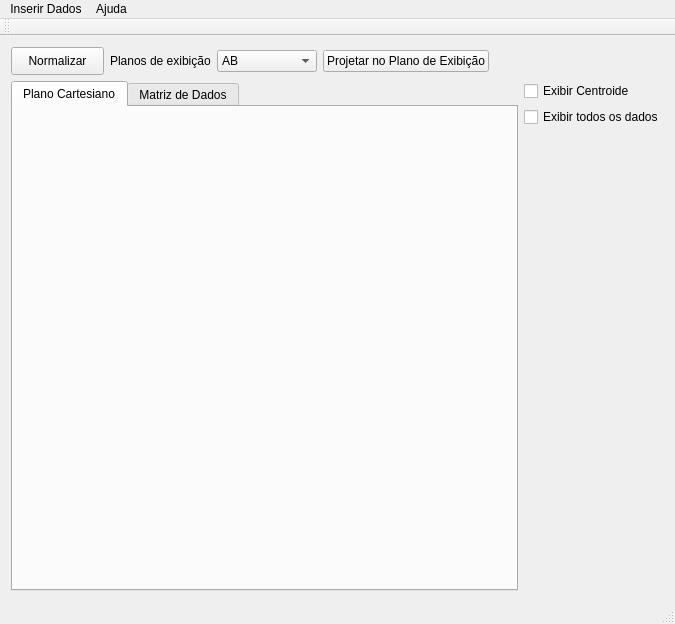
Qt form CG-DimRedu/mainwindow.ui (Leo98/CG-dimRedu) before a commit.
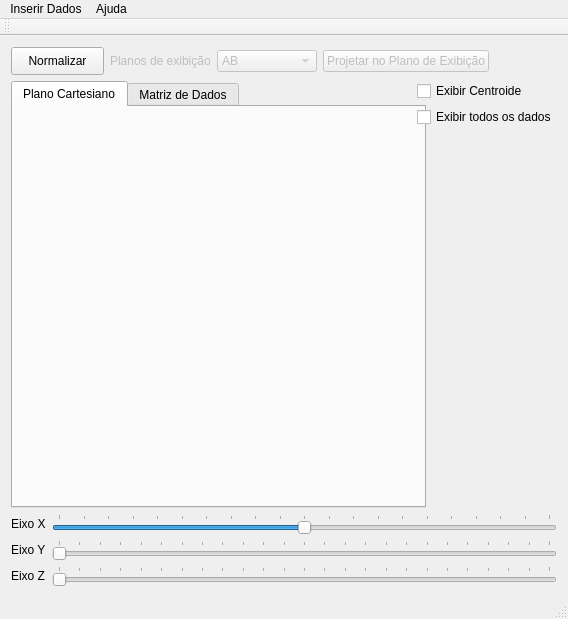
The same form after that commit. The open tabs and pages were chosen to show the change. Custom widgets are drawn as their Qt base class.

Patch:
```diff
--- a/CG-DimRedu/mainwindow.ui
+++ b/CG-DimRedu/mainwindow.ui
@@ -6,22 +6,22 @@
    <rect>
     <x>0</x>
     <y>0</y>
-    <width>675</width>
-    <height>624</height>
+    <width>568</width>
+    <height>619</height>
    </rect>
   </property>
   <property name="minimumSize">
    <size>
     <width>568</width>
-    <height>582</height>
+    <height>619</height>
    </size>
   </property>
   <property name="windowTitle">
    <string>MainWindow</string>
   </property>
   <widget class="QWidget" name="centralWidget">
-   <layout class="QGridLayout" name="gridLayout_2">
-    <item row="0" column="0">
+   <layout class="QVBoxLayout" name="verticalLayout">
+    <item>
      <layout class="QHBoxLayout" name="LayoutSuperior">
       <item>
        <widget class="QPushButton" name="botaoNormalizar">
@@ -44,6 +44,9 @@
       </item>
       <item>
        <widget class="QLabel" name="labelPlanodeExibicao">
+        <property name="enabled">
+         <bool>false</bool>
+        </property>
         <property name="text">
          <string>Planos de exibição</string>
         </property>
@@ -51,6 +54,9 @@
       </item>
       <item>
        <widget class="QComboBox" name="boxExibicao">
+        <property name="enabled">
+         <bool>false</bool>
+        </property>
         <property name="minimumSize">
          <size>
           <width>100</width>
@@ -82,6 +88,9 @@
       </item>
       <item>
        <widget class="QPushButton" name="botaoProjetar">
+        <property name="enabled">
+         <bool>false</bool>
+        </property>
         <property name="text">
          <string>Projetar no Plano de Exibição</string>
         </property>
@@ -102,14 +111,14 @@
       </item>
      </layout>
     </item>
-    <item row="1" column="0">
+    <item>
      <layout class="QGridLayout" name="LayouMeio">
       <item row="0" column="0">
        <widget class="QTabWidget" name="tabelaDeVisualizacao">
         <property name="minimumSize">
          <size>
-          <width>400</width>
-          <height>400</height>
+          <width>415</width>
+          <height>401</height>
          </size>
         </property>
         <property name="maximumSize">
@@ -130,7 +139,7 @@
          </attribute>
          <layout class="QHBoxLayout" name="horizontalLayout_2">
           <item>
-           <widget class="QWidget" name="widgetPlanCartesiao" native="true">
+           <widget class="PlanoCartesiano" name="widgetPlanCartesiano" native="true">
             <property name="sizePolicy">
              <sizepolicy hsizetype="Expanding" vsizetype="Expanding">
               <horstretch>0</horstretch>
@@ -208,6 +217,109 @@
       </item>
      </layout>
     </item>
+    <item>
+     <layout class="QFormLayout" name="formLayout">
+      <item row="1" column="0">
+       <widget class="QLabel" name="labelEixoX">
+        <property name="text">
+         <string>Eixo X</string>
+        </property>
+       </widget>
+      </item>
+      <item row="2" column="0">
+       <widget class="QLabel" name="labelEixoY">
+        <property name="text">
+         <string>Eixo Y</string>
+        </property>
+       </widget>
+      </item>
+      <item row="3" column="0">
+       <widget class="QLabel" name="labelEixoZ">
+        <property name="text">
+         <string>Eixo Z</string>
+        </property>
+       </widget>
+      </item>
+      <item row="2" column="1">
+       <widget class="QSlider" name="sliderEixoY">
+        <property name="maximum">
+         <number>360</number>
+        </property>
+        <property name="singleStep">
+         <number>16</number>
+        </property>
+        <property name="pageStep">
+         <number>15</number>
+        </property>
+        <property name="sliderPosition">
+         <number>0</number>
+        </property>
+        <property name="orientation">
+         <enum>Qt::Horizontal</enum>
+        </property>
+        <property name="tickPosition">
+         <enum>QSlider::TicksAbove</enum>
+        </property>
+        <property name="tickInterval">
+         <number>15</number>
+        </property>
+       </widget>
+      </item>
+      <item row="3" column="1">
+       <widget class="QSlider" name="sliderEixoZ">
+        <property name="maximum">
+         <number>360</number>
+        </property>
+        <property name="singleStep">
+         <number>16</number>
+        </property>
+        <property name="pageStep">
+         <number>15</number>
+        </property>
+        <property name="sliderPosition">
+         <number>0</number>
+        </property>
+        <property name="orientation">
+         <enum>Qt::Horizontal</enum>
+        </property>
+        <property name="tickPosition">
+         <enum>QSlider::TicksAbove</enum>
+        </property>
+        <property name="tickInterval">
+         <number>15</number>
+        </property>
+       </widget>
+      </item>
+      <item row="1" column="1">
+       <widget class="QSlider" name="sliderEixoX">
+        <property name="minimum">
+         <number>-360</number>
+        </property>
+        <property name="maximum">
+         <number>360</number>
+        </property>
+        <property name="singleStep">
+         <number>45</number>
+        </property>
+        <property name="pageStep">
+         <number>720</number>
+        </property>
+        <property name="sliderPosition">
+         <number>0</number>
+        </property>
+        <property name="orientation">
+         <enum>Qt::Horizontal</enum>
+        </property>
+        <property name="tickPosition">
+         <enum>QSlider::TicksAbove</enum>
+        </property>
+        <property name="tickInterval">
+         <number>36</number>
+        </property>
+       </widget>
+      </item>
+     </layout>
+    </item>
    </layout>
   </widget>
   <widget class="QMenuBar" name="menuBar">
@@ -215,8 +327,8 @@
     <rect>
      <x>0</x>
      <y>0</y>
-     <width>675</width>
-     <height>26</height>
+     <width>568</width>
+     <height>21</height>
     </rect>
    </property>
    <widget class="QMenu" name="menuInserir_Dados">
@@ -261,6 +373,19 @@
   </action>
  </widget>
  <layoutdefault spacing="6" margin="11"/>
+ <customwidgets>
+  <customwidget>
+   <class>PlanoCartesiano</class>
+   <extends>QWidget</extends>
+   <header>planocartesiano.h</header>
+   <container>1</container>
+   <slots>
+    <slot>setRotacaoX(int)</slot>
+    <slot>setRotacaoY(int)</slot>
+    <slot>setRotacaoZ(int)</slot>
+   </slots>
+  </customwidget>
+ </customwidgets>
  <resources/>
  <connections/>
 </ui>
```
Left out of the diff: 59 changed lines with no effect on the pictures.
